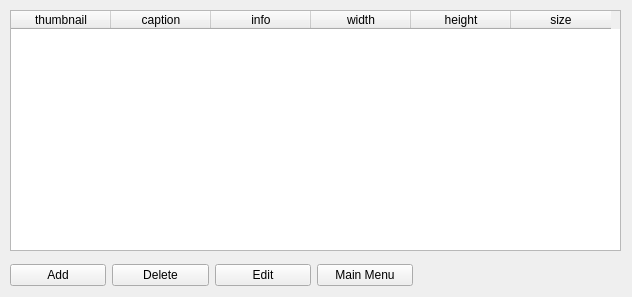
Qt form qt/apps/configurator/forms/pictures.ui (Wolframe/qtClient) before a commit.
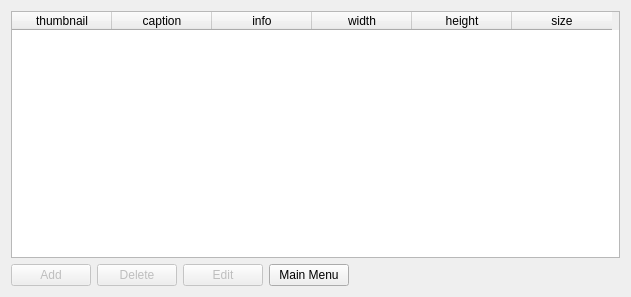
The same form after that commit.

Patch:
```diff
--- a/qt/apps/configurator/forms/pictures.ui
+++ b/qt/apps/configurator/forms/pictures.ui
@@ -6,27 +6,24 @@
    <rect>
     <x>0</x>
     <y>0</y>
-    <width>632</width>
+    <width>631</width>
     <height>297</height>
    </rect>
   </property>
   <property name="windowTitle">
    <string>Form</string>
   </property>
+  <layout class="QGridLayout" name="gridLayout">
+   <item row="0" column="0">
   <widget class="QTableWidget" name="picture">
-   <property name="geometry">
-    <rect>
-     <x>10</x>
-     <y>10</y>
-     <width>611</width>
-     <height>241</height>
-    </rect>
+     <property name="horizontalScrollBarPolicy">
+      <enum>Qt::ScrollBarAlwaysOff</enum>
    </property>
    <property name="showGrid">
-    <bool>false</bool>
+      <bool>true</bool>
    </property>
    <property name="gridStyle">
-    <enum>Qt::NoPen</enum>
+      <enum>Qt::DotLine</enum>
    </property>
    <property name="sortingEnabled">
     <bool>true</bool>
@@ -74,18 +71,14 @@
     </property>
    </column>
   </widget>
-  <widget class="QWidget" name="horizontalLayoutWidget">
-   <property name="geometry">
-    <rect>
-     <x>10</x>
-     <y>260</y>
-     <width>403</width>
-     <height>31</height>
-    </rect>
-   </property>
+   </item>
+   <item row="1" column="0">
    <layout class="QHBoxLayout" name="horizontalLayout">
     <item>
      <widget class="QPushButton" name="add">
+       <property name="enabled">
+        <bool>false</bool>
+       </property>
       <property name="text">
        <string>Add</string>
       </property>
@@ -102,6 +95,9 @@
     </item>
     <item>
      <widget class="QPushButton" name="delete_2">
+       <property name="enabled">
+        <bool>false</bool>
+       </property>
       <property name="text">
        <string>Delete</string>
       </property>
@@ -127,6 +123,9 @@
     </item>
     <item>
      <widget class="QPushButton" name="edit">
+       <property name="enabled">
+        <bool>false</bool>
+       </property>
       <property name="text">
        <string>Edit</string>
       </property>
@@ -151,8 +150,22 @@
       </property>
      </widget>
     </item>
-   </layout>
-  </widget>
+     <item>
+      <spacer name="horizontalSpacer">
+       <property name="orientation">
+        <enum>Qt::Horizontal</enum>
+       </property>
+       <property name="sizeHint" stdset="0">
+        <size>
+         <width>40</width>
+         <height>20</height>
+        </size>
+       </property>
+      </spacer>
+     </item>
+    </layout>
+   </item>
+  </layout>
  </widget>
  <tabstops>
   <tabstop>picture</tabstop>
```
Lines whose indentation alone changed are shown as unchanged.
